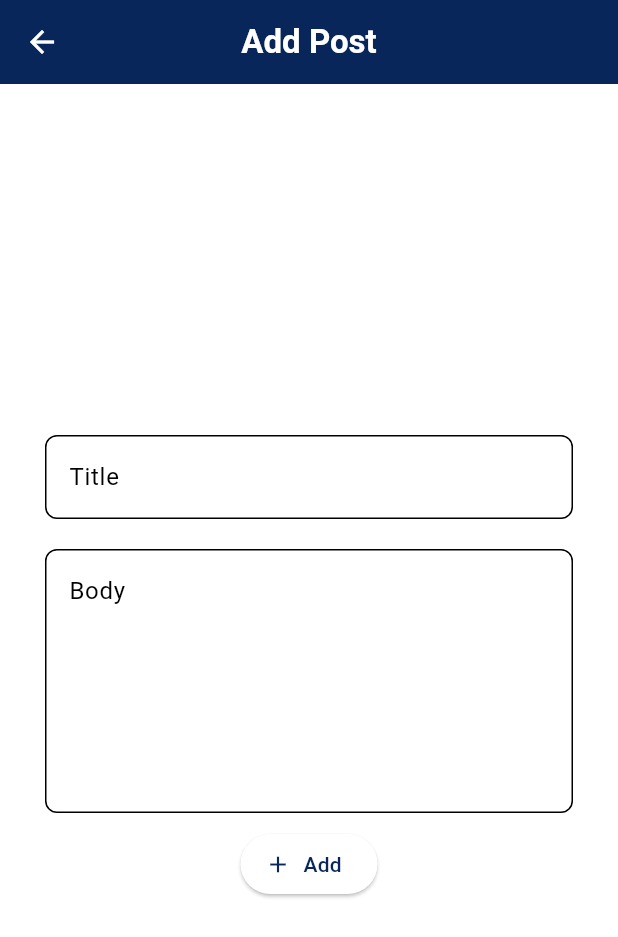
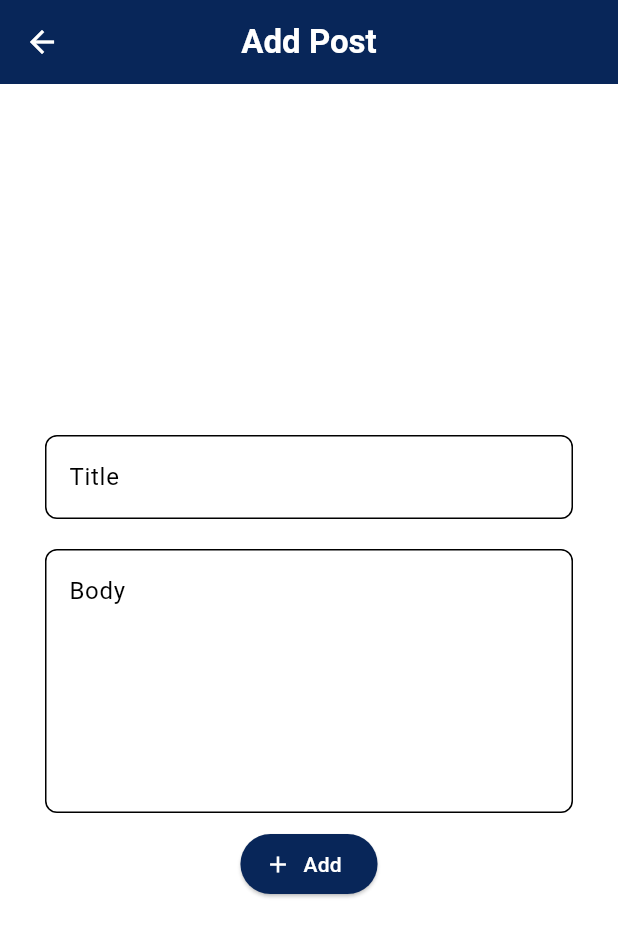
Before and after one commit to si3aa/Posts_App, a Flutter app: the PostAddUpdatePage screen opened directly, on a phone screen of 412 x 824 dp. Shown: the top 937 px of the screen. Run offline on Flutter 3.47's test engine with Material 3 defaults, Android fonts, the phone set to English and light mode, and no system bars; our stand-ins replace bloc, dartz, equatable, flutter_bloc, get_it, internet_connection_checker and 1 more; accounts and stored records are empty; network calls fail.

```diff
--- a/lib/features/posts/presentation/widgets/add_update_post/form_submit_btn.dart
+++ b/lib/features/posts/presentation/widgets/add_update_post/form_submit_btn.dart
@@ -1,4 +1,5 @@
 import 'package:flutter/material.dart';
+import 'package:posts/core/theme.dart';
 
 class FormSubmitBtn extends StatelessWidget {
   final void Function() onPressed;
@@ -9,9 +10,20 @@ class FormSubmitBtn extends StatelessWidget {
   @override
   Widget build(BuildContext context) {
     return ElevatedButton.icon(
+      style: ButtonStyle(
+        backgroundColor: WidgetStateProperty.all<Color>(primaryColor),
+      ),
       onPressed: onPressed,
-      icon: isUpdatePost ? const Icon(Icons.edit) : const Icon(Icons.add),
-      label: Text(isUpdatePost ? "Update" : "Add"),
+      icon: isUpdatePost
+          ? const Icon(
+              Icons.edit,
+              color: Colors.white,
+            )
+          : const Icon(Icons.add, color: Colors.white),
+      label: Text(
+        isUpdatePost ? "Update" : "Add",
+        style: const TextStyle(color: Colors.white),
+      ),
     );
   }
 }
```
Also changed, not shown: lib/features/posts/presentation/pages/post_detail_page.dart (added, +29 -0 lines), lib/features/posts/presentation/widgets/post_detail_page/post_details_widget.dart (added, +96 -0 lines), lib/features/posts/presentation/widgets/posts_page/posts_list_widget.dart (+9 -1 lines), lib/features/posts/presentation/widgets/post_detail_page/delete_dialog_widget.dart (added).
